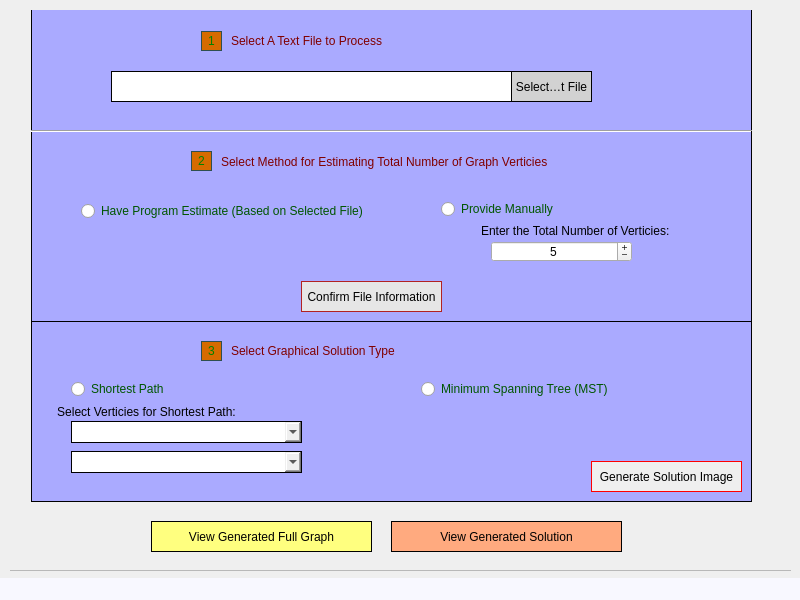
Qt form src/mainwindow.ui (parsokev/Graph_UI) before a commit.
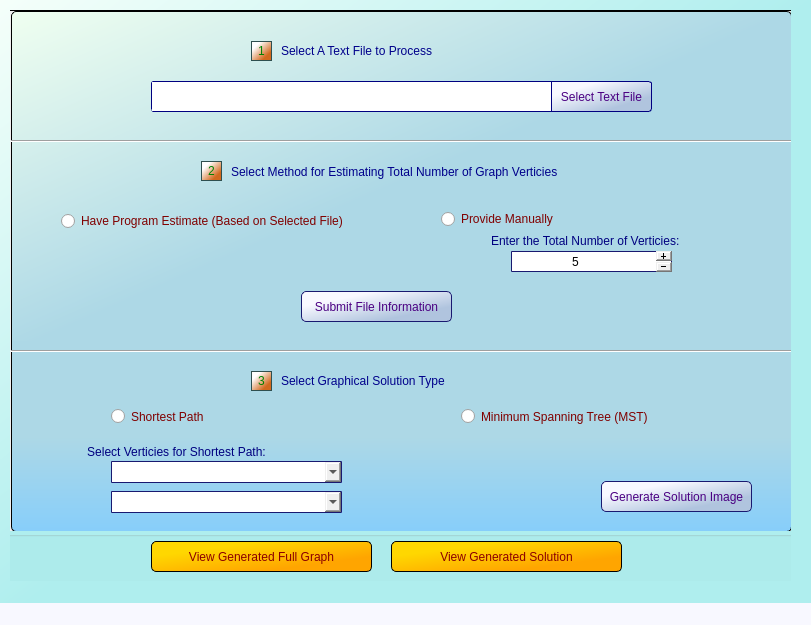
The same form after that commit.

Commit message: add additional notifications for image viewing options

```diff
--- a/src/mainwindow.ui
+++ b/src/mainwindow.ui
@@ -6,15 +6,17 @@
    <rect>
     <x>0</x>
     <y>0</y>
-    <width>800</width>
-    <height>600</height>
+    <width>811</width>
+    <height>625</height>
    </rect>
   </property>
   <property name="windowTitle">
    <string>MainWindow</string>
   </property>
   <property name="styleSheet">
-   <string notr="true"/>
+   <string notr="true">QMainWindow{
+	background-color: qlineargradient(x1: 0, y1: 0, x2: 0.5, y2: 0.5, stop: 0 mintcream, stop: 1 paleturquoise);
+}</string>
   </property>
   <widget class="QWidget" name="centralwidget">
    <widget class="QWidget" name="viewArea" native="true">
@@ -36,13 +38,15 @@
      <property name="geometry">
       <rect>
        <x>-20</x>
-       <y>-20</y>
+       <y>0</y>
        <width>811</width>
        <height>581</height>
       </rect>
      </property>
      <property name="styleSheet">
-      <string notr="true"/>
+      <string notr="true">QScrollArea{
+	background-color: qlineargradient(x1: 0, y1: 0, x2: 0, y2: 1, stop: 0 white, stop: 1 cyan);
+}</string>
      </property>
      <property name="widgetResizable">
       <bool>true</bool>
@@ -59,10 +63,10 @@
       <widget class="QGroupBox" name="fileSelectBox">
        <property name="geometry">
         <rect>
-         <x>40</x>
-         <y>10</y>
-         <width>721</width>
-         <height>321</height>
+         <x>20</x>
+         <y>0</y>
+         <width>781</width>
+         <height>341</height>
         </rect>
        </property>
        <property name="layoutDirection">
@@ -73,9 +77,10 @@
        </property>
        <property name="styleSheet">
         <string notr="true">QGroupBox {
- border: 1px solid black;
-	background-color: rgb(199, 199, 199);
-	background-color: rgb(170, 170, 255);
+ 	border: 1px solid black;
+ 	background-color: qlineargradient(x1: 0, y1: 0, x2: 0.5, y2: 0.5, stop: 0 honeydew, stop: 1 lightblue);
+	border-top-left-radius: 5px;
+	border-top-right-radius: 5px;
 }</string>
        </property>
        <property name="title">
@@ -88,11 +93,14 @@
         <bool>false</bool>
        </property>
        <widget class="QToolButton" name="openButton">
+        <property name="enabled">
+         <bool>true</bool>
+        </property>
         <property name="geometry">
          <rect>
-          <x>480</x>
+          <x>540</x>
           <y>70</y>
-          <width>81</width>
+          <width>101</width>
           <height>31</height>
          </rect>
         </property>
@@ -101,10 +109,14 @@
         </property>
         <property name="styleSheet">
          <string notr="true">QToolButton {
-	border: 1px solid black;
-	
-	background-color: rgb(210, 210, 210);
-	font: 700 9pt &quot;Arial&quot;;
+	background-color: qlineargradient(x1: 0, y1: 0.5, x2: 0.5, y2: 1, stop: 0 ghostwhite, stop: 1 lightsteelblue);
+	border-style: solid;
+	border-color: navy;
+	border-width: 1px;
+	font: 700 10pt &quot;Sylfaen&quot;;
+	color: indigo;
+	border-top-right-radius: 3px;
+	border-bottom-right-radius: 3px;
 }</string>
         </property>
         <property name="text">
@@ -114,7 +126,7 @@
        <widget class="QPlainTextEdit" name="selectedFileText">
         <property name="geometry">
          <rect>
-          <x>80</x>
+          <x>140</x>
           <y>70</y>
           <width>401</width>
           <height>31</height>
@@ -122,7 +134,10 @@
         </property>
         <property name="styleSheet">
          <string notr="true">QPlainTextEdit {
-border: 1px solid black;
+	border: 1px solid navy;
+	border-top-left-radius: 3px;
+	border-bottom-left-radius: 3px;
+	font: 10pt &quot;Gill Sans MT&quot;;
 }
 </string>
         </property>
@@ -136,7 +151,7 @@
        <widget class="QLabel" name="fileSelectTitle">
         <property name="geometry">
          <rect>
-          <x>200</x>
+          <x>270</x>
           <y>30</y>
           <width>311</width>
           <height>21</height>
@@ -144,8 +159,8 @@
         </property>
         <property name="styleSheet">
          <string notr="true">QLabel {
-	color: maroon;
-	font: 12pt &quot;Javanese Text&quot;;
+	color: darkblue;
+	font: 12pt &quot;Trebuchet MS&quot;;
 }</string>
         </property>
         <property name="text">
@@ -169,8 +184,8 @@
         </property>
         <property name="styleSheet">
          <string notr="true">QRadioButton{
-	font: 700 10pt &quot;Arial&quot;;
-	color: rgb(0, 85, 0);
+	font: 12pt &quot;Gill Sans MT&quot;;
+	color: maroon;
 }</string>
         </property>
         <property name="text">
@@ -180,7 +195,7 @@
        <widget class="QRadioButton" name="manualVertexButton">
         <property name="geometry">
          <rect>
-          <x>410</x>
+          <x>430</x>
           <y>200</y>
           <width>191</width>
           <height>16</height>
@@ -191,8 +206,8 @@
         </property>
         <property name="styleSheet">
          <string notr="true">QRadioButton{
-	font: 700 10pt &quot;Arial&quot;;
-	color: rgb(0, 85, 0);
+	font: 12pt &quot;Gill Sans MT&quot;;
+	color: maroon;
 }</string>
         </property>
         <property name="text">
@@ -202,14 +217,29 @@
        <widget class="QSpinBox" name="manualVertexEntry">
         <property name="geometry">
          <rect>
-          <x>460</x>
+          <x>500</x>
           <y>240</y>
-          <width>141</width>
+          <width>161</width>
           <height>21</height>
          </rect>
         </property>
         <property name="styleSheet">
-         <string notr="true"/>
+         <string notr="true">QSpinBox {
+	font: 10pt &quot;Franklin Gothic Demi&quot;;
+	border: 1px solid midnightblue;
+	border-radius: 1px;
+ 	padding-right: 15px;
+}
+
+QSpinBox::up-button {
+    subcontrol-origin: border;
+    subcontrol-position: top right; /* position at the top right corner */
+}
+
+QSpinBox::down-button {
+    subcontrol-origin: border;
+    subcontrol-position: bottom right; /* position at bottom right corner */
+}</string>
         </property>
         <property name="alignment">
          <set>Qt::AlignmentFlag::AlignCenter</set>
@@ -233,7 +263,7 @@
        <widget class="QLabel" name="manualVertexTitle">
         <property name="geometry">
          <rect>
-          <x>450</x>
+          <x>480</x>
           <y>220</y>
           <width>221</width>
           <height>20</height>
@@ -242,6 +272,7 @@
         <property name="styleSheet">
          <string notr="true">QLabel {
 	font: 10pt &quot;Javanese Text&quot;;
+	color: navy;
 }</string>
         </property>
         <property name="text">
@@ -251,7 +282,7 @@
        <widget class="QLabel" name="vertexSelectTitle">
         <property name="geometry">
          <rect>
-          <x>190</x>
+          <x>220</x>
           <y>150</y>
           <width>491</width>
           <height>21</height>
@@ -259,8 +290,9 @@
         </property>
         <property name="styleSheet">
          <string notr="true">QLabel {
-	color: maroon;
-	font: 12pt &quot;Javanese Text&quot;;
+	color: darkblue;
+
+	font: 12pt &quot;Trebuchet MS&quot;;
 }</string>
         </property>
         <property name="text">
@@ -275,7 +307,7 @@
          <rect>
           <x>-10</x>
           <y>120</y>
-          <width>731</width>
+          <width>791</width>
           <height>20</height>
          </rect>
         </property>
@@ -289,9 +321,9 @@
        <widget class="QToolButton" name="confirmFileButton">
         <property name="geometry">
          <rect>
-          <x>270</x>
+          <x>290</x>
           <y>280</y>
-          <width>141</width>
+          <width>151</width>
           <height>31</height>
          </rect>
         </property>
@@ -300,13 +332,17 @@
         </property>
         <property name="styleSheet">
          <string notr="true">QToolButton {
-	font: 9pt &quot;Franklin Gothic Medium&quot;;
-	border: 1px solid firebrick;
-	background-color: rgb(230, 230, 230);
+	color: indigo;
+	font: 700 10pt &quot;Sylfaen&quot;;
+	background-color: qlineargradient(x1: 0, y1: 0.5, x2: 0.5, y2: 1, stop: 0 ghostwhite, stop: 1 lightsteelblue);
+	border-style: solid;
+	border-color: midnightblue;
+	border-width: 1px;
+	border-radius: 5px;
 }</string>
         </property>
         <property name="text">
-         <string>Confirm File Information</string>
+         <string>Submit File Information</string>
         </property>
        </widget>
        <widget class="QLabel" name="progressLabel">
@@ -331,7 +367,7 @@
        <widget class="QLabel" name="step1Label">
         <property name="geometry">
          <rect>
-          <x>170</x>
+          <x>240</x>
           <y>30</y>
           <width>21</width>
           <height>20</height>
@@ -342,7 +378,7 @@
 	border: 1px solid darkslategrey;
 	font: 12pt &quot;Verdana&quot;;
 	color: green;
-	background-color: rgb(214, 107, 0);
+	background-color: qlineargradient(x1: 0, y1: 0.5, x2: 0.5, y2: 1, stop: 0 white, stop: 1 chocolate);
 }</string>
         </property>
         <property name="frameShape">
@@ -358,7 +394,7 @@
        <widget class="QLabel" name="step2Label">
         <property name="geometry">
          <rect>
-          <x>160</x>
+          <x>190</x>
           <y>150</y>
           <width>21</width>
           <height>20</height>
@@ -368,8 +404,7 @@
          <string notr="true">QLabel{
 	border: 1px solid darkslategrey;
 	font: 12pt &quot;Verdana&quot;;
-	color: green;
-	background-color: rgb(214, 107, 0);
+	color: green;background-color: qlineargradient(x1: 0, y1: 0.5, x2: 0.5, y2: 1, stop: 0 white, stop: 1 chocolate);
 }</string>
         </property>
         <property name="text">
@@ -402,7 +437,7 @@
         <property name="geometry">
          <rect>
           <x>10</x>
-          <y>180</y>
+          <y>310</y>
           <width>681</width>
           <height>20</height>
          </rect>
@@ -422,16 +457,20 @@
       <widget class="QGroupBox" name="solutionSelectBox">
        <property name="geometry">
         <rect>
-         <x>40</x>
+         <x>20</x>
          <y>330</y>
-         <width>721</width>
-         <height>181</height>
+         <width>781</width>
+         <height>191</height>
         </rect>
        </property>
        <property name="styleSheet">
         <string notr="true">QGroupBox {
-	background-color: rgb(170, 170, 255);
-	border: 1px solid black;
+   background-color: qlineargradient(x1: 0, y1: 0.5, x2: 0, y2: 1, stop: 0 lightblue, stop: 1 lightskyblue);
+	border-bottom: 1px solid black;
+	border-left: 1px solid black;
+	border-right: 1px solid black;
+	border-bottom-right-radius: 5px;
+	border-bottom-left-radius: 5px;
 }</string>
        </property>
        <property name="title">
@@ -440,16 +479,16 @@
        <widget class="QLabel" name="solutionSelectTitle">
         <property name="geometry">
          <rect>
-          <x>200</x>
-          <y>20</y>
+          <x>270</x>
+          <y>30</y>
           <width>331</width>
           <height>20</height>
          </rect>
         </property>
         <property name="styleSheet">
          <string notr="true">QLabel {
-	color: maroon;
-	font: 12pt &quot;Javanese Text&quot;;
+	color: darkblue;
+	font: 12pt &quot;Trebuchet MS&quot;;
 }</string>
         </property>
         <property name="text">
@@ -462,10 +501,10 @@
        <widget class="QRadioButton" name="shortestPathButton">
         <property name="geometry">
          <rect>
-          <x>40</x>
+          <x>100</x>
           <y>60</y>
           <width>141</width>
-          <height>16</height>
+          <height>31</height>
          </rect>
         </property>
         <property name="toolTip">
@@ -473,8 +512,8 @@
         </property>
         <property name="styleSheet">
          <string notr="true">QRadioButton{
-	font: 700 10pt &quot;Arial&quot;;
-	color: rgb(0, 85, 0);
+	font: 12pt &quot;Gill Sans MT&quot;;
+	color: maroon;
 }</string>
         </property>
         <property name="text">
@@ -484,10 +523,10 @@
        <widget class="QRadioButton" name="mstButton">
         <property name="geometry">
          <rect>
-          <x>390</x>
+          <x>450</x>
           <y>60</y>
           <width>231</width>
-          <height>16</height>
+          <height>31</height>
          </rect>
         </property>
         <property name="toolTip">
@@ -495,8 +534,8 @@
         </property>
         <property name="styleSheet">
          <string notr="true">QRadioButton{
-	font: 700 10pt &quot;Arial&quot;;
-	color: rgb(0, 85, 0);
+	font: 12pt &quot;Gill Sans MT&quot;;
+	color: maroon
 }</string>
         </property>
         <property name="text">
@@ -506,48 +545,51 @@
        <widget class="QComboBox" name="startVertexSelect">
         <property name="geometry">
          <rect>
-          <x>40</x>
-          <y>100</y>
+          <x>100</x>
+          <y>120</y>
           <width>231</width>
           <height>22</height>
          </rect>
         </property>
         <property name="styleSheet">
          <string notr="true">QComboBox {
-	font: 9pt &quot;Arial&quot;;
-	border: 1px solid black;
-}</string>
+	font: 10pt &quot;Gill Sans MT&quot;;
+	border: 1px solid midnightblue;
+	border-radius: 1px;
+}
+</string>
         </property>
        </widget>
        <widget class="QComboBox" name="destVertexSelect">
         <property name="geometry">
          <rect>
-          <x>40</x>
-          <y>130</y>
+          <x>100</x>
+          <y>150</y>
           <width>231</width>
           <height>22</height>
          </rect>
         </property>
         <property name="styleSheet">
          <string notr="true">QComboBox {
-	font: 9pt &quot;Arial&quot;;
-	border: 1px solid black;
+	font: 10pt &quot;Gill Sans MT&quot;;
+	border: 1px solid midnightblue;
+	border-radius: 1px;
 }</string>
         </property>
        </widget>
        <widget class="QLabel" name="pathSelectTitle">
         <property name="geometry">
          <rect>
-          <x>-10</x>
-          <y>80</y>
+          <x>40</x>
+          <y>100</y>
           <width>251</width>
           <height>21</height>
          </rect>
         </property>
         <property name="styleSheet">
          <string notr="true">QLabel {
-	color: darkbrown;
-	font: 10pt &quot;Javanese Text&quot;;
+	color: navy;
+	font: 11pt &quot;Javanese Text&quot;;
 }</string>
         </property>
         <property name="text">
@@ -560,7 +602,7 @@
        <widget class="QToolButton" name="submitButton">
         <property name="geometry">
          <rect>
-          <x>560</x>
+          <x>590</x>
           <y>140</y>
           <width>151</width>
           <height>31</height>
@@ -571,9 +613,13 @@
         </property>
         <property name="styleSheet">
          <string notr="true">QToolButton {
-	border: 1px solid red;
-	font: 10pt &quot;Franklin Gothic Medium&quot;;
-	background-color: rgb(239, 239, 239);
+	color: indigo;
+	font: 700 10pt &quot;Sylfaen&quot;;
+	background-color: qlineargradient(x1: 0, y1: 0.5, x2: 0.5, y2: 1, stop: 0 ghostwhite, stop: 1 lightsteelblue);
+	border-style: solid;
+	border-color: midnightblue;
+	border-width: 1px;
+	border-radius: 5px;
 }</string>
         </property>
         <property name="text">
@@ -583,8 +629,8 @@
        <widget class="QLabel" name="step3Label">
         <property name="geometry">
          <rect>
-          <x>170</x>
-          <y>20</y>
+          <x>240</x>
+          <y>30</y>
           <width>21</width>
           <height>20</height>
          </rect>
@@ -594,7 +640,7 @@
 	border: 1px solid darkslategrey;
 	font: 12pt &quot;Verdana&quot;;
 	color: green;
-	background-color: rgb(214, 107, 0);
+	background-color: qlineargradient(x1: 0, y1: 0.5, x2: 0.5, y2: 1, stop: 0 white, stop: 1 chocolate);
 }</string>
         </property>
         <property name="text">
@@ -607,8 +653,8 @@
        <widget class="QLabel" name="vertexNotificationLabel">
         <property name="geometry">
          <rect>
-          <x>30</x>
-          <y>156</y>
+          <x>50</x>
+          <y>170</y>
           <width>351</width>
           <height>20</height>
          </rect>
@@ -623,46 +669,88 @@
          <string/>
         </property>
        </widget>
+       <widget class="Line" name="requestSeparator">
+        <property name="geometry">
+         <rect>
+          <x>0</x>
+          <y>0</y>
+          <width>781</width>
+          <height>20</height>
+         </rect>
+        </property>
+        <property name="orientation">
+         <enum>Qt::Orientation::Horizontal</enum>
+        </property>
+       </widget>
       </widget>
-      <widget class="QToolButton" name="displayImgButton">
+      <widget class="QGroupBox" name="graphButtonBox">
        <property name="geometry">
         <rect>
-         <x>400</x>
-         <y>530</y>
-         <width>231</width>
-         <height>31</height>
+         <x>10</x>
+         <y>520</y>
+         <width>801</width>
+         <height>61</height>
         </rect>
        </property>
-       <property name="styleSheet">
-        <string notr="true">QToolButton {
-	border: 1px solid black;
-	font: 11pt &quot;Javanese Text&quot;;
-	background-color: rgb(255, 170, 127);
-}</string>
+       <property name="autoFillBackground">
+        <bool>false</bool>
        </property>
-       <property name="text">
-        <string>View Generated Solution</string>
-       </property>
-      </widget>
-      <widget class="QToolButton" name="displayGraphButton">
-       <property name="geometry">
-        <rect>
-         <x>160</x>
-         <y>530</y>
-         <width>221</width>
-         <height>31</height>
-        </rect>
-       </property>
        <property name="styleSheet">
-        <string notr="true">QToolButton{
-	border: 1px solid black;
-	background-color: rgb(255, 255, 127);
-	font: 11pt &quot;Javanese Text&quot;;
+        <string notr="true">QGroupBox{
+	background-color: paleturquoise;
 }</string>
        </property>
-       <property name="text">
-        <string>View Generated Full Graph</string>
+       <property name="title">
+        <string/>
        </property>
+       <widget class="QToolButton" name="displayGraphButton">
+        <property name="geometry">
+         <rect>
+          <x>150</x>
+          <y>10</y>
+          <width>221</width>
+          <height>31</height>
+         </rect>
+        </property>
+        <property name="styleSheet">
+         <string notr="true">QToolButton {
+	color: darkred;
+	font: 700 12pt &quot;Sylfaen&quot;;
+	background-color: qlineargradient(x1: 0, y1: 0.5, x2: 0.5, y2: 1, stop: 0 gold, stop: 1 orange);
+	border-style: solid;
+	border-color:  black;
+	border-width: 1px;
+	border-radius: 5px;
+}</string>
+        </property>
+        <property name="text">
+         <string>View Generated Full Graph</string>
+        </property>
+       </widget>
+       <widget class="QToolButton" name="displayImgButton">
+        <property name="geometry">
+         <rect>
+          <x>390</x>
+          <y>10</y>
+          <width>231</width>
+          <height>31</height>
+         </rect>
+        </property>
+        <property name="styleSheet">
+         <string notr="true">QToolButton {
+	color: darkred;
+	font: 700 12pt &quot;Sylfaen&quot;;
+	background-color: qlineargradient(x1: 0, y1: 0.5, x2: 0.5, y2: 1, stop: 0 gold, stop: 1 orange);
+	border-style: solid;
+	border-color:  black;
+	border-width: 1px;
+	border-radius: 5px;
+}</string>
+        </property>
+        <property name="text">
+         <string>View Generated Solution</string>
+        </property>
+       </widget>
       </widget>
      </widget>
     </widget>
@@ -684,8 +772,8 @@
    </property>
    <property name="styleSheet">
     <string notr="true">background-color: ghostwhite;
-font: 10pt &quot;Calibri&quot;;
-color: lightcoral;</string>
+font: 10pt &quot;Trebuchet MS&quot;;
+color: indigo;</string>
    </property>
   </widget>
   <action name="actionOpen">
```
Left out of the diff: 4 changed lines with no effect on the pictures. The commit also changes 2 other files.
